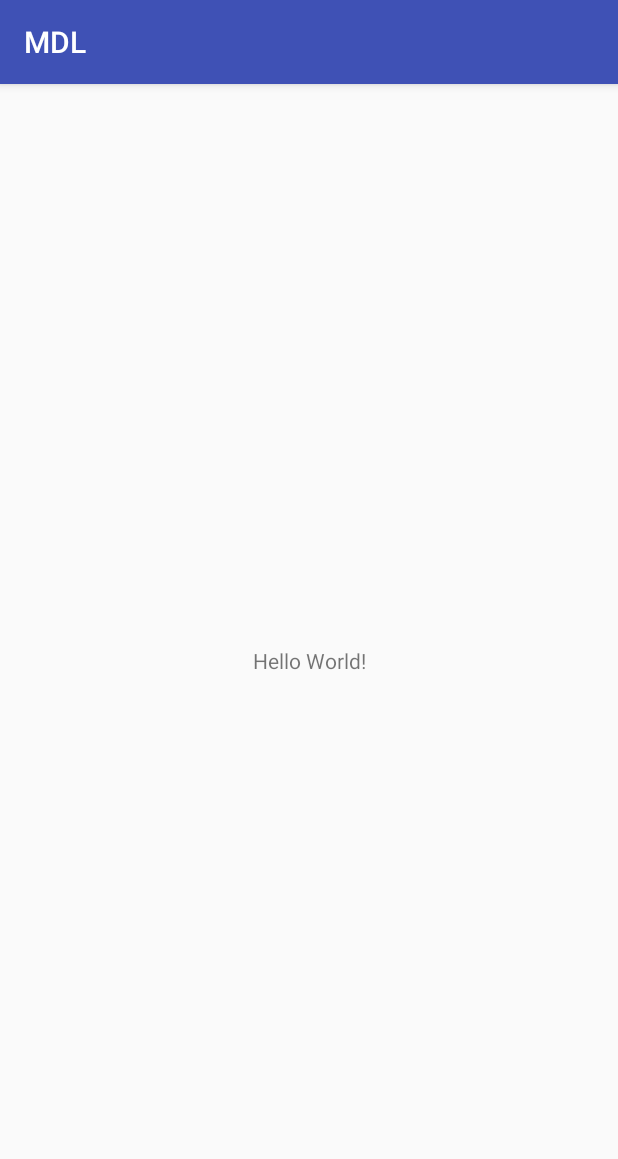
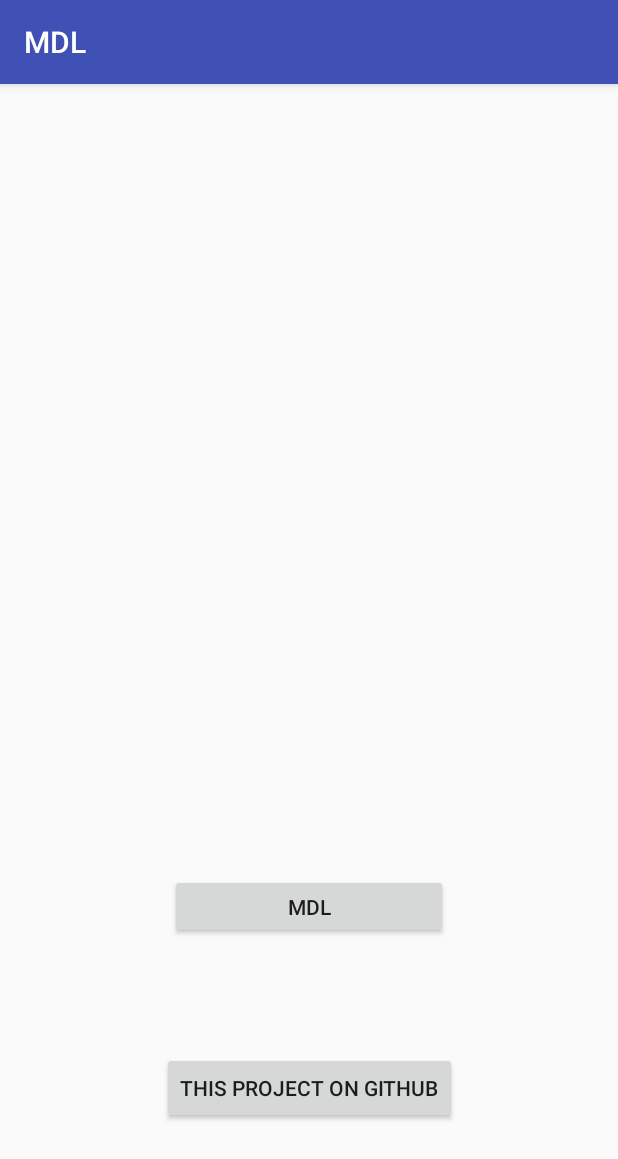
Before and after one commit to Gboz/MDL, an Android app: the screen it shows after launch (MainActivity), on a phone screen of 412 x 824 dp. Shown: the top 1159 px of the screen. Run offline under Robolectric (Android 15) with nearby library versions, the phone set to English and light mode, and no system bars.

Commit message:
Add new Activity

```diff
--- a/app/build.gradle
+++ b/app/build.gradle
@@ -22,6 +22,7 @@ dependencies {
     implementation fileTree(dir: 'libs', include: ['*.jar'])
     implementation 'com.android.support:appcompat-v7:26.1.0'
     implementation 'com.android.support.constraint:constraint-layout:1.0.2'
+    implementation 'com.android.support:design:26.1.0'
     testImplementation 'junit:junit:4.12'
     androidTestImplementation 'com.android.support.test:runner:1.0.1'
     androidTestImplementation 'com.android.support.test.espresso:espresso-core:3.0.1'
--- a/app/src/main/AndroidManifest.xml
+++ b/app/src/main/AndroidManifest.xml
@@ -16,6 +16,10 @@
                 <category android:name="android.intent.category.LAUNCHER" />
             </intent-filter>
         </activity>
+        <activity
+            android:name=".MenuActivity"
+            android:label="@string/title_activity_menu"
+            android:theme="@style/AppTheme.NoActionBar"></activity>
     </application>
 
 </manifest>
--- a/app/src/main/java/pl/delevel/mdl/mdl/MainActivity.java
+++ b/app/src/main/java/pl/delevel/mdl/mdl/MainActivity.java
@@ -1,7 +1,10 @@
 package pl.delevel.mdl.mdl;
 
+import android.content.Intent;
 import android.support.v7.app.AppCompatActivity;
 import android.os.Bundle;
+import android.view.View;
+import android.widget.Button;
 
 public class MainActivity extends AppCompatActivity {
 
@@ -9,5 +12,14 @@ public class MainActivity extends AppCompatActivity {
     protected void onCreate(Bundle savedInstanceState) {
         super.onCreate(savedInstanceState);
         setContentView(R.layout.activity_main);
+
+        Button enterApp = (Button) findViewById(R.id.enterAppActivityBtn);
+        enterApp.setOnClickListener(new View.OnClickListener() {
+            @Override
+            public void onClick(View view) {
+                Intent enterIntent = new Intent(getApplicationContext(), MenuActivity.class);
+                startActivity(enterIntent);
+            }
+        });
     }
 }
--- a/app/src/main/res/layout/activity_main.xml
+++ b/app/src/main/res/layout/activity_main.xml
@@ -6,13 +6,31 @@
     android:layout_height="match_parent"
     tools:context="pl.delevel.mdl.mdl.MainActivity">
 
-    <TextView
+    <Button
+        android:id="@+id/enterAppActivityBtn"
+        android:layout_width="185dp"
+        android:layout_height="43dp"
+        android:layout_marginBottom="32dp"
+        android:layout_marginEnd="8dp"
+        android:layout_marginStart="8dp"
+        android:layout_marginTop="360dp"
+        android:text="@string/app_name"
+        app:layout_constraintBottom_toBottomOf="parent"
+        app:layout_constraintEnd_toEndOf="parent"
+        app:layout_constraintStart_toStartOf="parent"
+        app:layout_constraintTop_toTopOf="parent" />
+
+    <Button
+        android:id="@+id/githubBtn"
         android:layout_width="wrap_content"
         android:layout_height="wrap_content"
-        android:text="Hello World!"
+        android:layout_marginBottom="8dp"
+        android:layout_marginEnd="8dp"
+        android:layout_marginStart="8dp"
+        android:layout_marginTop="8dp"
+        android:text="this project on Github"
         app:layout_constraintBottom_toBottomOf="parent"
-        app:layout_constraintLeft_toLeftOf="parent"
-        app:layout_constraintRight_toRightOf="parent"
-        app:layout_constraintTop_toTopOf="parent" />
-
+        app:layout_constraintEnd_toEndOf="parent"
+        app:layout_constraintStart_toStartOf="parent"
+        app:layout_constraintTop_toBottomOf="@+id/enterAppActivityBtn" />
 </android.support.constraint.ConstraintLayout>
--- /dev/null
+++ b/app/src/main/res/values-w820dp/dimens.xml
@@ -0,0 +1,6 @@
+<resources>
+    <!-- Example customization of dimensions originally defined in res/values/dimens.xml
+         (such as screen margins) for screens with more than 820dp of available width. This
+         would include 7" and 10" devices in landscape (~960dp and ~1280dp respectively). -->
+    <dimen name="activity_horizontal_margin">64dp</dimen>
+</resources>
--- a/app/src/main/res/values/strings.xml
+++ b/app/src/main/res/values/strings.xml
@@ -1,3 +1,6 @@
 <resources>
     <string name="app_name">MDL</string>
+    <string name="title_activity_menu">MenuActivity</string>
+    <string name="action_settings">Settings</string>
+    <string name="section_format">Hello World from section: %1$d</string>
 </resources>
--- a/app/src/main/res/values/styles.xml
+++ b/app/src/main/res/values/styles.xml
@@ -8,4 +8,13 @@
         <item name="colorAccent">@color/colorAccent</item>
     </style>
 
+    <style name="AppTheme.NoActionBar">
+        <item name="windowActionBar">false</item>
+        <item name="windowNoTitle">true</item>
+    </style>
+
+    <style name="AppTheme.AppBarOverlay" parent="ThemeOverlay.AppCompat.Dark.ActionBar" />
+
+    <style name="AppTheme.PopupOverlay" parent="ThemeOverlay.AppCompat.Light" />
+
 </resources>
```
Also changed, not shown: app/src/main/java/pl/delevel/mdl/mdl/MenuActivity.java (added, +145 -0 lines), app/src/main/res/layout/activity_menu.xml (added, +46 -0 lines), app/src/main/res/layout/fragment_menu.xml (added, +22 -0 lines), app/src/main/res/menu/menu_menu.xml (added, +10 -0 lines), app/src/main/res/values/dimens.xml (added, +7 -0 lines).
